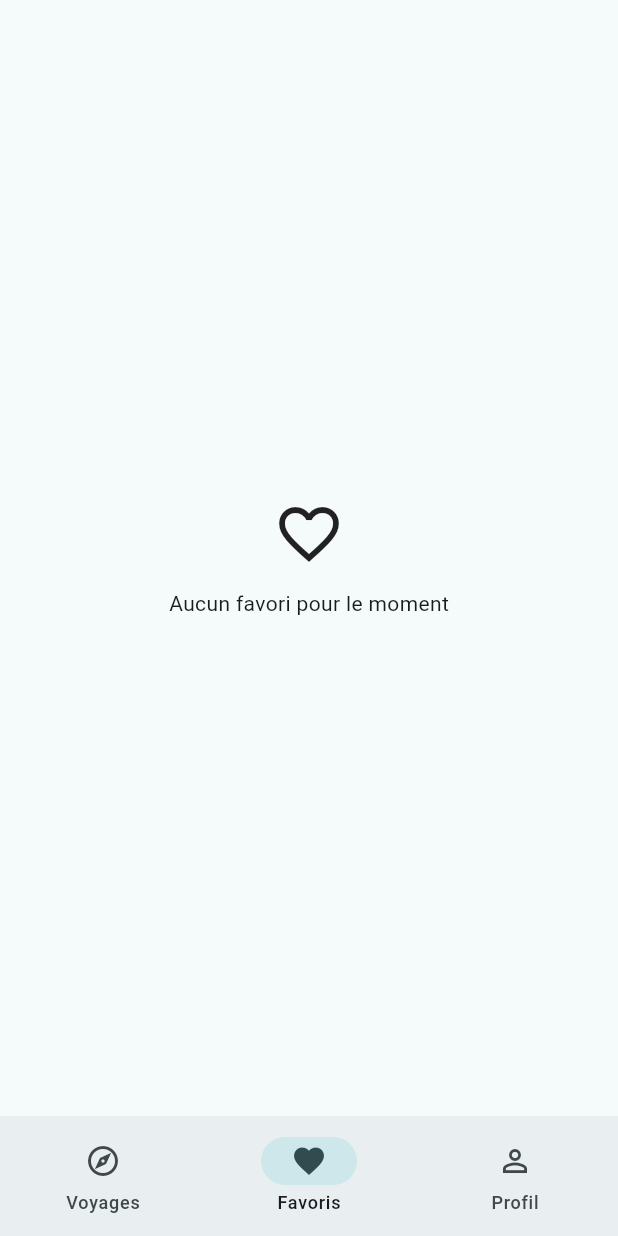
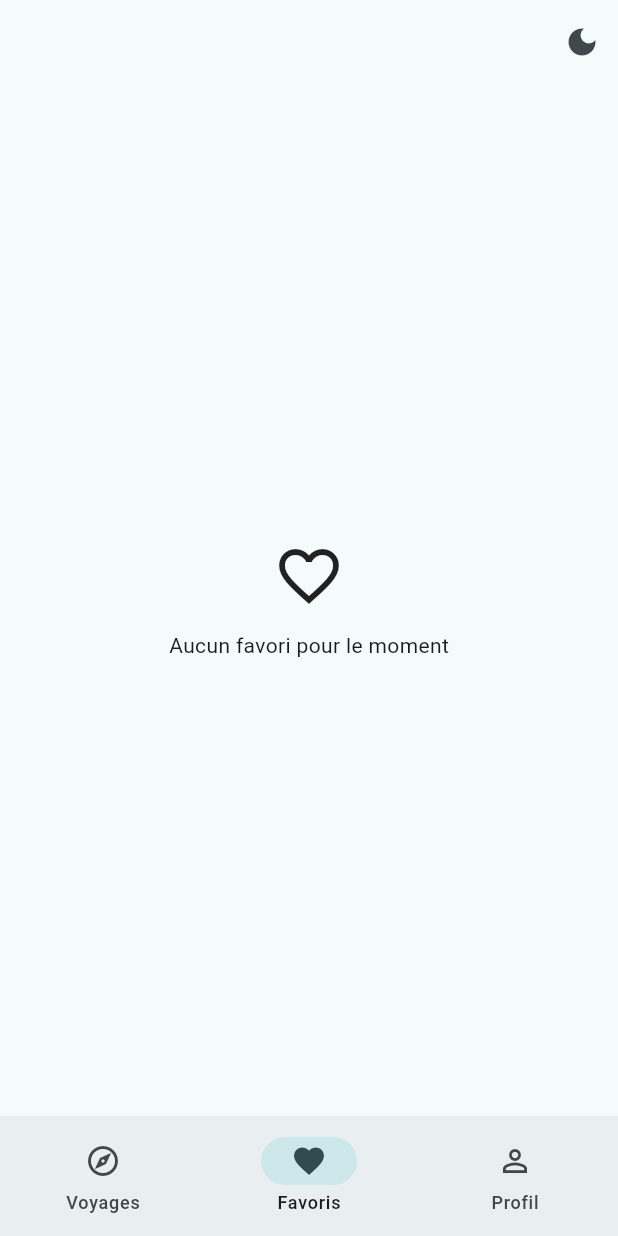
Before and after one commit to SarraZouaoui/rihla, a Flutter app: the screen it shows after launch, item 2 of the bottom bar chosen, on a phone screen of 412 x 824 dp. Run offline on Flutter 3.47's test engine with Material 3 defaults, Android fonts, the phone set to English and light mode, and no system bars; our stand-ins replace shared_preferences; network calls fail.

Commit message:
TP7 : thème clair/sombre mémorisé

```diff
--- a/lib/main.dart
+++ b/lib/main.dart
@@ -1,16 +1,25 @@
+
 import 'package:flutter/material.dart';
 import 'screens/home_screen.dart';
 import 'screens/detail_screen.dart';
 import 'data/destinations.dart';
 import 'package:provider/provider.dart';
 import 'providers/favoris_model.dart';
+import 'providers/reglages_model.dart';
 
 void main() {
   runApp(
-    ChangeNotifierProvider(
-    create: (_) => FavorisModel()..charger(),
-    child: const RihlaApp(),
-  ),
+    MultiProvider(
+      providers: [
+        ChangeNotifierProvider(
+          create: (_) => FavorisModel()..charger(),
+        ),
+        ChangeNotifierProvider(
+          create: (_) => ReglagesModel()..charger(),
+        ),
+      ],
+      child: const RihlaApp(),
+    ),
   );
 }
 
@@ -19,13 +28,25 @@ class RihlaApp extends StatelessWidget {
 
   @override
   Widget build(BuildContext context) {
+    const graine = Color(0xFF0E7C86);
+
     return MaterialApp(
       title: 'Rihla',
       debugShowCheckedModeBanner: false,
       theme: ThemeData(
         useMaterial3: true,
-        colorScheme: ColorScheme.fromSeed(seedColor: const Color(0xFF0E7C86)),
+        colorScheme: ColorScheme.fromSeed(seedColor: graine),
       ),
+      darkTheme: ThemeData(
+        useMaterial3: true,
+        colorScheme: ColorScheme.fromSeed(
+          seedColor: graine,
+          brightness: Brightness.dark,
+        ),
+      ),
+      themeMode: context.watch<ReglagesModel>().sombre
+          ? ThemeMode.dark
+          : ThemeMode.light,
       //home: DetailScreen(
       //destination: destinations[1],
      // ),
--- /dev/null
+++ b/lib/providers/reglages_model.dart
@@ -0,0 +1,24 @@
+
+import 'package:flutter/foundation.dart';
+import 'package:shared_preferences/shared_preferences.dart';
+
+/// Réglages de l'application, mémorisés sur l'appareil.
+class ReglagesModel extends ChangeNotifier {
+  static const _cle = 'sombre';
+  bool _sombre = false;
+
+  bool get sombre => _sombre;
+
+  Future<void> charger() async {
+    final preferences = await SharedPreferences.getInstance();
+    _sombre = preferences.getBool(_cle) ?? false;
+    notifyListeners();
+  }
+
+  Future<void> basculerTheme() async {
+    _sombre = !_sombre;
+    final preferences = await SharedPreferences.getInstance();
+    await preferences.setBool(_cle, _sombre);
+    notifyListeners();
+  }
+}
--- a/lib/screens/home_screen.dart
+++ b/lib/screens/home_screen.dart
@@ -1,3 +1,4 @@
+
 import 'package:flutter/material.dart';
 import '../widgets/home_header.dart';
 import '../widgets/search_box.dart';
@@ -9,6 +10,7 @@ import '../models/destination.dart';
 import '../services/api_service.dart';
 import 'package:provider/provider.dart';
 import '../providers/favoris_model.dart';
+import '../providers/reglages_model.dart';
 import 'favoris_screen.dart';
 
 class HomeScreen extends StatefulWidget {
@@ -146,7 +148,22 @@ Future<void> _recharger() async {
   @override
   Widget build(BuildContext context) {
     final nombreFavoris = context.watch<FavorisModel>().nombre;
+    final reglages = context.watch<ReglagesModel>();
+
     return Scaffold(
+        appBar: AppBar(
+          actions: [
+            IconButton(
+              icon: Icon(
+                reglages.sombre ? Icons.light_mode : Icons.dark_mode,
+              ),
+              onPressed: () {
+                context.read<ReglagesModel>().basculerTheme();
+              },
+            ),
+          ],
+        ),
+
         bottomNavigationBar: NavigationBar(
           selectedIndex: _onglet,
           onDestinationSelected: (index) {
```
